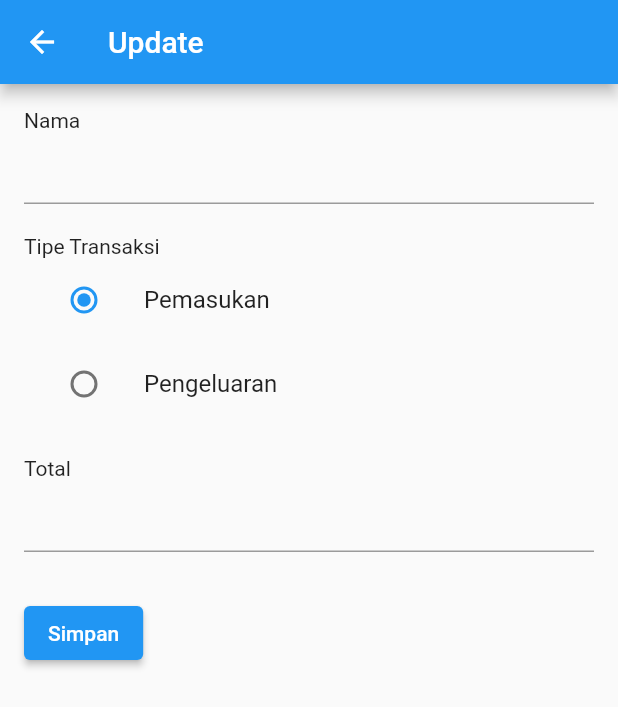
After one commit to MASSODIK/FlutterHitungUang, a Flutter app: the screen it shows after launch, after a tap on the "edit" icon, on a phone screen of 412 x 824 dp. The commit adds this screen. Shown: the top 707 px of the screen. Run offline on Flutter 3.47's test engine with Material 2 defaults, Android fonts, the phone set to English and light mode, and no system bars; missing offline and left inert: dart:js.

Commit message:
Aqsal Ganteng Update Project

```diff
--- a/lib/main.dart
+++ b/lib/main.dart
@@ -1,3 +1,6 @@
+import 'dart:js';
+import 'package:apps_kelolauang/screens/create_screen.dart';
+import 'package:apps_kelolauang/screens/update_screen.dart';
 import 'package:flutter/material.dart';
 
 void main() {
@@ -16,19 +19,61 @@ class MyApp extends StatelessWidget {
   }
 }
 
-class MyHomePage extends StatelessWidget {
+class MyHomePage extends StatefulWidget {
   const MyHomePage({super.key});
+
+  @override
+  State<MyHomePage> createState() => _MyHomePageState();
+}
+
+class _MyHomePageState extends State<MyHomePage> {
+  showAlertDialog(BuildContext context) {
+    Widget okButton = TextButton(
+      child: Text("Yakin"),
+      onPressed: () {},
+    );
+
+    AlertDialog alertDialog = AlertDialog(
+      title: Text("Peringatan !"),
+      content: Text("Anda yakin akan menghapus ?"),
+      actions: [okButton],
+    );
+
+    showDialog(
+        context: context,
+        builder: (BuildContext context) {
+          return alertDialog;
+        });
+  }
 
   @override
   Widget build(BuildContext context) {
     return Scaffold(
+      appBar: AppBar(
+        title: Text("Kelola Duit App"),
+        actions: [
+          IconButton(
+            icon: Icon(Icons.add),
+            onPressed: () {
+              Navigator.of(context).push(
+                  MaterialPageRoute(builder: (context) => CreateScreen()));
+            },
+          )
+        ],
+      ),
       body: SafeArea(
           child: Column(
         children: [
+          SizedBox(
+            height: 20,
+          ),
           Text("Total Uang Masuk: Rp. 1000"),
-            SizedBox(height: 20,),
+          SizedBox(
+            height: 20,
+          ),
           Text("Total Uang Keluar: Rp.500"),
-            ListTile(title: Text("Lunch"),
+          ListTile(
+              title: Text("Lunch"),
               subtitle: Text("Rp.200"),
               leading: Icon(
                 Icons.download,
@@ -36,12 +81,25 @@ class MyHomePage extends StatelessWidget {
               ),
               trailing: Wrap(
                 children: [
-                Icon(Icons.edit, color: Colors.black,),
-                SizedBox(width: 20,),
-                Icon(Icons.delete, color: Colors.red,),
+                  IconButton(
+                      onPressed: () {
+                        Navigator.of(context).push(MaterialPageRoute(
+                            builder: (context) => UpdateScreen()));
+                      },
+                      icon: Icon(
+                        Icons.edit,
+                        color: Colors.grey,
+                      )),
+                  SizedBox(
+                    width: 20,
+                  ),
+                  IconButton(
+                      onPressed: () {
+                        showAlertDialog(context);
+                      },
+                      icon: Icon(Icons.delete, color: Colors.red))
                 ],
-            )
-            )
+              ))
         ],
       )),
     );
--- /dev/null
+++ b/lib/screens/update_screen.dart
@@ -0,0 +1,52 @@
+import 'package:flutter/material.dart';
+import 'package:flutter/src/widgets/container.dart';
+import 'package:flutter/src/widgets/framework.dart';
+
+class UpdateScreen extends StatelessWidget {
+  const UpdateScreen({Key? key}) : super(key: key);
+
+  final int _value = 1;
+
+  @override
+  Widget build(BuildContext context) {
+    return Scaffold(
+      appBar: AppBar(
+        title: Text("Update"),
+      ),
+      body: SafeArea(
+          child: Padding(
+        padding: const EdgeInsets.all(16.0),
+        child: Column(
+          crossAxisAlignment: CrossAxisAlignment.start,
+          children: [
+            Text("Nama"),
+            TextField(),
+            SizedBox(
+              height: 20,
+            ),
+            Text("Tipe Transaksi"),
+            ListTile(
+              title: Text("Pemasukan"),
+              leading:
+                  Radio(groupValue: _value, value: 1, onChanged: (value) {}),
+            ),
+            ListTile(
+              title: Text("Pengeluaran"),
+              leading:
+                  Radio(groupValue: _value, value: 2, onChanged: (value) {}),
+            ),
+            SizedBox(
+              height: 20,
+            ),
+            Text("Total"),
+            TextField(),
+            SizedBox(
+              height: 30,
+            ),
+            ElevatedButton(onPressed: () {}, child: Text("Simpan")),
+          ],
+        ),
+      )),
+    );
+  }
+}
```
Also changed, not shown: lib/screens/create_screen.dart (added, +52 -0 lines). Lines whose indentation alone changed are shown as unchanged.
